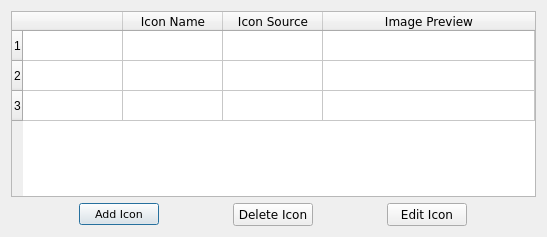
The window that ui/icon_config.ui (CS4311-spring-2020/pick-tool-team14-keikaku) describes before a commit, drawn with Qt 5.
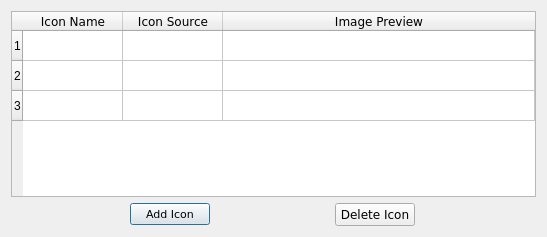
The same window after the commit.

Commit message: Improved robustness of directory pathing. Improved robustness of host name resolution. Created definitions file. Made adjustments to UI files. Remove icon config from main window.

Patch:
```diff
--- a/ui/icon_config.ui
+++ b/ui/icon_config.ui
@@ -37,16 +37,6 @@
        <string>3</string>
       </property>
      </row>
-     <column>
-      <property name="text">
-       <string/>
-      </property>
-      <property name="font">
-       <font>
-        <family>Verdana</family>
-       </font>
-      </property>
-     </column>
      <column>
       <property name="text">
        <string>Icon Name</string>
@@ -145,24 +135,6 @@
        </property>
       </widget>
      </item>
-     <item>
-      <widget class="QPushButton" name="deleteIconButton">
-       <property name="sizePolicy">
-        <sizepolicy hsizetype="Fixed" vsizetype="Fixed">
-         <horstretch>0</horstretch>
-         <verstretch>0</verstretch>
-        </sizepolicy>
-       </property>
-       <property name="font">
-        <font>
-         <family>Verdana</family>
-        </font>
-       </property>
-       <property name="text">
-        <string>Edit Icon</string>
-       </property>
-      </widget>
-     </item>
     </layout>
    </item>
   </layout>
```
The commit also changes 19 other files.
